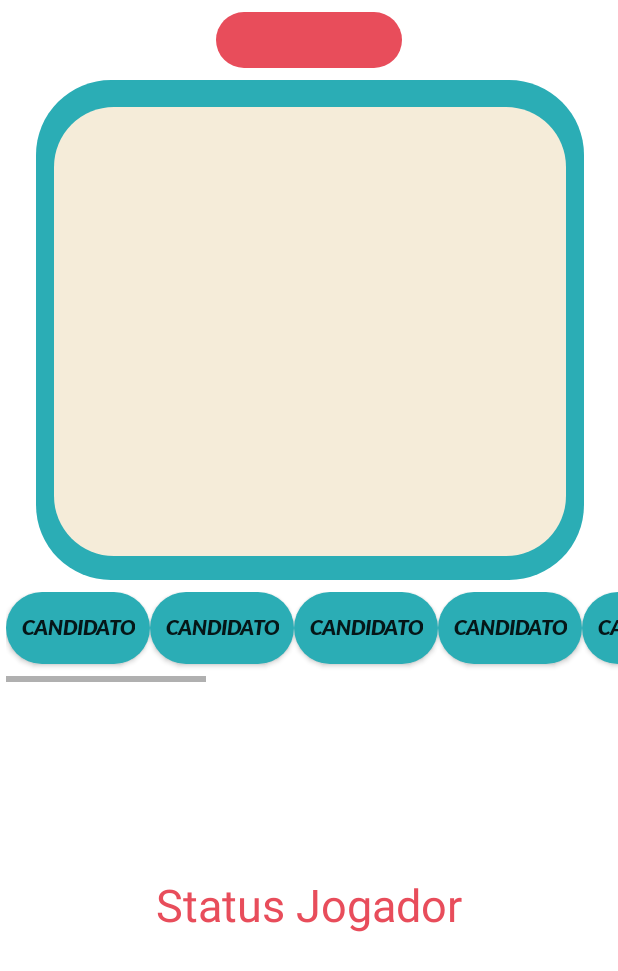
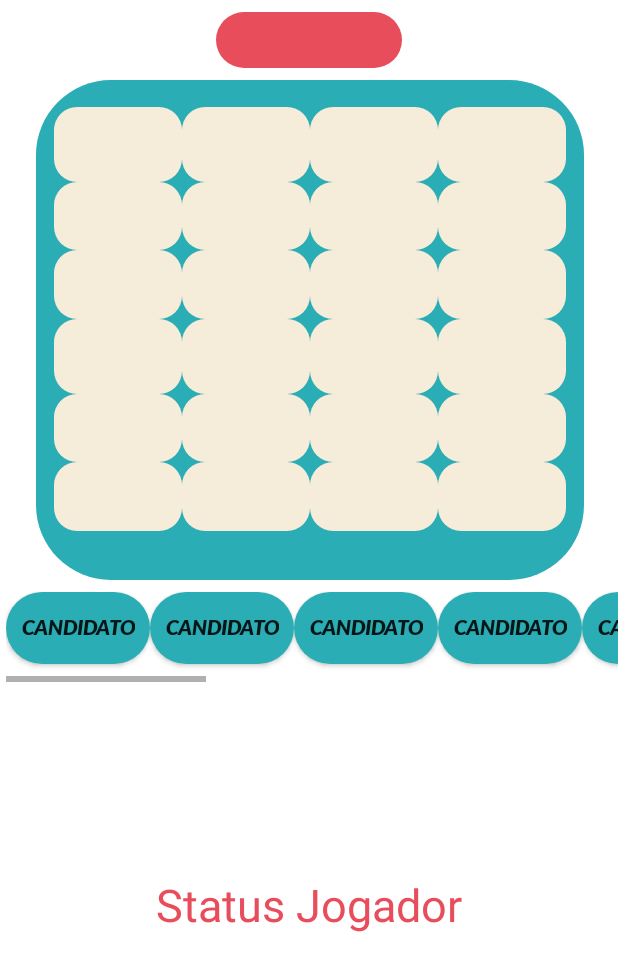
Before and after one commit to AlucardFAS/KingMe-President-Mobile, an Android app: the Principal screen opened directly, with no data from a screen before it, on a phone screen of 412 x 824 dp. Shown: the top 971 px of the screen. Run offline under Robolectric (Android 15) with nearby library versions, the phone set to English and light mode, and no system bars.

Commit message:
Alterando Design...

```diff
--- a/app/src/main/res/drawable/pop_tabuleiro.xml
+++ b/app/src/main/res/drawable/pop_tabuleiro.xml
@@ -1,6 +1,6 @@
 <?xml version="1.0" encoding="utf-8"?>
 <shape xmlns:android="http://schemas.android.com/apk/res/android" android:shape="rectangle">
-    <corners android:radius="40dp"/>
-    <padding android:left="10dp" android:right="10dp" android:top="10dp" android:bottom="10dp"/>
+    <corners android:radius="15dp"/>
+    <padding android:left="5dp" android:right="10dp" android:top="10dp" android:bottom="10dp"/>
     <solid android:color="#F5ECD9"/>
 </shape>
--- a/app/src/main/res/layout/activity_principal.xml
+++ b/app/src/main/res/layout/activity_principal.xml
@@ -22,12 +22,11 @@
 
         <LinearLayout
             android:layout_width="341dp"
-            android:layout_height="299dp"
+            android:layout_height="298dp"
             android:layout_marginStart="8dp"
             android:layout_marginTop="8dp"
             android:layout_marginEnd="8dp"
             android:layout_marginBottom="8dp"
-            android:background="@drawable/pop_tabuleiro"
             android:orientation="vertical"
             app:layout_constraintBottom_toBottomOf="parent"
             app:layout_constraintEnd_toEndOf="parent"
@@ -38,12 +37,14 @@
             <LinearLayout
                 android:layout_width="match_parent"
                 android:layout_height="50dp"
+                android:backgroundTint="@color/design_default_color_primary_dark"
                 android:orientation="horizontal">
 
                 <LinearLayout
                     android:layout_width="match_parent"
                     android:layout_height="match_parent"
                     android:layout_weight="1"
+                    android:background="@drawable/pop_tabuleiro"
                     android:orientation="vertical">
 
                     <ImageView
@@ -51,8 +52,8 @@
                         android:layout_width="match_parent"
                         android:layout_height="match_parent"
                         android:layout_weight="1"
-                        android:scaleX="0.7"
-                        android:scaleY="0.7"
+                        android:scaleX="1"
+                        android:scaleY="1"
                         android:src="@mipmap/charicon"
                         android:visibility="invisible" />
 
@@ -63,13 +64,14 @@
                         android:layout_weight="1"
                         android:fontFamily="@font/latoblackitalic"
                         android:textAlignment="center"
-                        android:visibility="invisible" />
+                        android:visibility="visible" />
                 </LinearLayout>
 
                 <LinearLayout
                     android:layout_width="match_parent"
                     android:layout_height="match_parent"
                     android:layout_weight="1"
+                    android:background="@drawable/pop_tabuleiro"
                     android:orientation="vertical">
 
                     <ImageView
@@ -96,6 +98,7 @@
                     android:layout_width="match_parent"
                     android:layout_height="match_parent"
                     android:layout_weight="1"
+                    android:background="@drawable/pop_tabuleiro"
                     android:orientation="vertical">
 
                     <ImageView
@@ -122,12 +125,13 @@
                     android:layout_width="match_parent"
                     android:layout_height="match_parent"
                     android:layout_weight="1"
+                    android:background="@drawable/pop_tabuleiro"
                     android:orientation="vertical">
 
                     <ImageView
                         android:id="@+id/imgMinis4"
-                        android:layout_width="match_parent"
-                        android:layout_height="26dp"
+                        android:layout_width="65dp"
+                        android:layout_height="15dp"
                         android:scaleX="0.7"
                         android:scaleY="0.7"
                         android:src="@mipmap/charicon"
@@ -135,8 +139,8 @@
 
                     <TextView
                         android:id="@+id/txtMinis4"
-                        android:layout_width="match_parent"
-                        android:layout_height="match_parent"
+                        android:layout_width="64dp"
+                        android:layout_height="wrap_content"
                         android:fontFamily="@font/latoblackitalic"
                         android:textAlignment="center"
                         android:visibility="invisible" />
@@ -153,6 +157,7 @@
                     android:layout_width="match_parent"
                     android:layout_height="match_parent"
                     android:layout_weight="1"
+                    android:background="@drawable/pop_tabuleiro"
                     android:orientation="vertical">
 
                     <ImageView
@@ -179,6 +184,7 @@
                     android:layout_width="match_parent"
                     android:layout_height="match_parent"
                     android:layout_weight="1"
+                    android:background="@drawable/pop_tabuleiro"
                     android:orientation="vertical">
 
                     <ImageView
@@ -205,6 +211,7 @@
                     android:layout_width="match_parent"
                     android:layout_height="match_parent"
                     android:layout_weight="1"
+                    android:background="@drawable/pop_tabuleiro"
                     android:orientation="vertical">
 
                     <ImageView
@@ -231,6 +238,7 @@
                     android:layout_width="match_parent"
                     android:layout_height="match_parent"
                     android:layout_weight="1"
+                    android:background="@drawable/pop_tabuleiro"
                     android:orientation="vertical">
 
                     <ImageView
@@ -264,6 +272,7 @@
                     android:layout_width="match_parent"
                     android:layout_height="match_parent"
                     android:layout_weight="1"
+                    android:background="@drawable/pop_tabuleiro"
                     android:orientation="vertical">
 
                     <ImageView
@@ -290,6 +299,7 @@
                     android:layout_width="match_parent"
                     android:layout_height="match_parent"
                     android:layout_weight="1"
+                    android:background="@drawable/pop_tabuleiro"
                     android:orientation="vertical">
 
                     <ImageView
@@ -316,6 +326,7 @@
                     android:layout_width="match_parent"
                     android:layout_height="match_parent"
                     android:layout_weight="1"
+                    android:background="@drawable/pop_tabuleiro"
                     android:orientation="vertical">
 
                     <ImageView
@@ -342,6 +353,7 @@
                     android:layout_width="match_parent"
                     android:layout_height="match_parent"
                     android:layout_weight="1"
+                    android:background="@drawable/pop_tabuleiro"
                     android:orientation="vertical">
 
                     <ImageView
@@ -375,6 +387,7 @@
                     android:layout_width="match_parent"
                     android:layout_height="match_parent"
                     android:layout_weight="1"
+                    android:background="@drawable/pop_tabuleiro"
                     android:orientation="vertical">
 
                     <ImageView
@@ -401,6 +414,7 @@
                     android:layout_width="match_parent"
                     android:layout_height="match_parent"
                     android:layout_weight="1"
+                    android:background="@drawable/pop_tabuleiro"
                     android:orientation="vertical">
 
                     <ImageView
@@ -427,6 +441,7 @@
                     android:layout_width="match_parent"
                     android:layout_height="match_parent"
                     android:layout_weight="1"
+                    android:background="@drawable/pop_tabuleiro"
                     android:orientation="vertical">
 
                     <ImageView
@@ -453,6 +468,7 @@
                     android:layout_width="match_parent"
                     android:layout_height="match_parent"
                     android:layout_weight="1"
+                    android:background="@drawable/pop_tabuleiro"
                     android:orientation="vertical">
 
                     <ImageView
@@ -484,6 +500,7 @@
                     android:layout_width="match_parent"
                     android:layout_height="match_parent"
                     android:layout_weight="1"
+                    android:background="@drawable/pop_tabuleiro"
                     android:orientation="vertical">
 
                     <ImageView
@@ -510,6 +527,7 @@
                     android:layout_width="match_parent"
                     android:layout_height="match_parent"
                     android:layout_weight="1"
+                    android:background="@drawable/pop_tabuleiro"
                     android:orientation="vertical">
 
                     <ImageView
@@ -536,6 +554,7 @@
                     android:layout_width="match_parent"
                     android:layout_height="match_parent"
                     android:layout_weight="1"
+                    android:background="@drawable/pop_tabuleiro"
                     android:orientation="vertical">
 
                     <ImageView
@@ -562,6 +581,7 @@
                     android:layout_width="match_parent"
                     android:layout_height="match_parent"
                     android:layout_weight="1"
+                    android:background="@drawable/pop_tabuleiro"
                     android:orientation="vertical">
 
                     <ImageView
@@ -593,6 +613,7 @@
                     android:layout_width="match_parent"
                     android:layout_height="match_parent"
                     android:layout_weight="1"
+                    android:background="@drawable/pop_tabuleiro"
                     android:orientation="vertical">
 
                     <ImageView
@@ -619,6 +640,7 @@
                     android:layout_width="match_parent"
                     android:layout_height="match_parent"
                     android:layout_weight="1"
+                    android:background="@drawable/pop_tabuleiro"
                     android:orientation="vertical">
 
                     <ImageView
@@ -645,6 +667,7 @@
                     android:layout_width="match_parent"
                     android:layout_height="match_parent"
                     android:layout_weight="1"
+                    android:background="@drawable/pop_tabuleiro"
                     android:orientation="vertical">
 
                     <ImageView
@@ -671,6 +694,7 @@
                     android:layout_width="match_parent"
                     android:layout_height="match_parent"
                     android:layout_weight="1"
+                    android:background="@drawable/pop_tabuleiro"
                     android:orientation="vertical">
 
                     <ImageView
--- a/app/src/main/res/values/colors.xml
+++ b/app/src/main/res/values/colors.xml
@@ -1,6 +1,6 @@
 <?xml version="1.0" encoding="utf-8"?>
 <resources>
-    <color name="colorPrimary">#3F51B5</color>
-    <color name="colorPrimaryDark">#303F9F</color>
-    <color name="colorAccent">#FF4081</color>
+    <color name="colorPrimary">#3f51b5</color>
+    <color name="colorPrimaryDark">#303f9f</color>
+    <color name="colorAccent">#ff4081</color>
 </resources>
```
